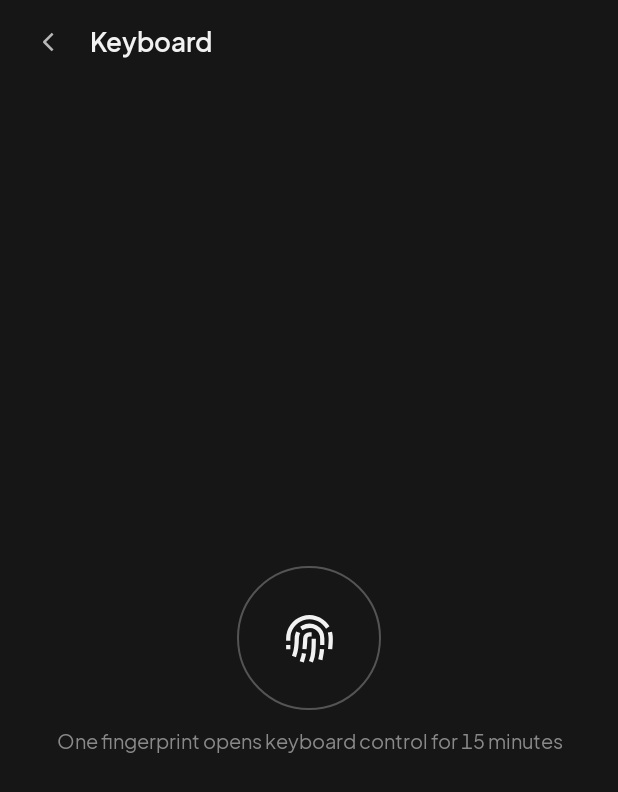
After one commit to Raindancer118/pocketsudo, an Android app: the KeyboardActivity screen opened directly, with no data from a screen before it, on a phone screen of 412 x 824 dp. The commit adds this screen. Shown: the top 792 px of the screen. Run offline under Robolectric (Android 15) with nearby library versions, the phone set to English and light mode, and no system bars.

Commit message:
feat(Deck-App-TS): Virtuelle Tastatur hinzugefügt (Text per wtype layout-unabhängig, Strg/Alt/Shift/Super als Umschalter, Sondertasten, F-Tasten, Kombinationen wie Strg+Alt+T). Tastatur braucht eine Fernsteuer-Sitzung, die ein Fingerabdruck für 15 min öffnet. BioSign für alle Fingerabdruck-Signaturen ausgelagert.

```diff
--- a/android/deck/src/main/AndroidManifest.xml
+++ b/android/deck/src/main/AndroidManifest.xml
@@ -37,6 +37,11 @@
             </intent-filter>
         </activity>
 
+        <activity
+            android:name=".KeyboardActivity"
+            android:exported="false"
+            android:windowSoftInputMode="adjustResize" />
+
         <meta-data
             android:name="firebase_messaging_auto_init_enabled"
             android:value="false" />
--- a/android/deck/src/main/java/de/raindancer118/pocketdeck/Deck.java
+++ b/android/deck/src/main/java/de/raindancer118/pocketdeck/Deck.java
@@ -48,6 +48,8 @@ final class Deck {
     private final Map<String, Callback> pending = new ConcurrentHashMap<>();
     private final Set<String> seen = new HashSet<>();
     private volatile boolean polling;
+    /** Remote-control session (keyboard, screen), as granted by the agent. */
+    volatile long sessionUntil;
     private volatile Thread poller;
     private byte[] key;
 
--- /dev/null
+++ b/android/deck/src/main/java/de/raindancer118/pocketdeck/KeyboardActivity.java
@@ -0,0 +1,279 @@
+package de.raindancer118.pocketdeck;
+
+import android.os.Bundle;
+import android.os.Handler;
+import android.os.Looper;
+import android.view.Gravity;
+import android.view.HapticFeedbackConstants;
+import android.view.View;
+import android.view.inputmethod.EditorInfo;
+import android.widget.EditText;
+import android.widget.HorizontalScrollView;
+import android.widget.LinearLayout;
+import android.widget.TextView;
+
+import androidx.appcompat.app.AppCompatActivity;
+
+import org.json.JSONException;
+import org.json.JSONObject;
+
+import java.util.LinkedHashSet;
+import java.util.Set;
+
+import de.raindancer118.pocketcore.DeckCrypto;
+
+/** Virtual keyboard: text, sticky modifiers, special keys and common shortcuts. */
+public class KeyboardActivity extends AppCompatActivity {
+    private static final String[][] SPECIAL = {
+            {"Esc", "esc"}, {"Tab", "tab"}, {"⌫", "backspace"}, {"Entf", "delete"}, {"↵", "enter"},
+            {"←", "left"}, {"↑", "up"}, {"↓", "down"}, {"→", "right"}, {"␣", "space"},
+            {"Pos1", "home"}, {"Ende", "end"}, {"Bild↑", "pageup"}, {"Bild↓", "pagedown"}, {"Druck", "print"},
+    };
+    private static final String[][] COMBOS = {
+            {"Super", "super"}, {"Strg+Alt+T", "ctrl+alt+t"}, {"Alt+Tab", "alt+tab"}, {"Strg+C", "ctrl+c"},
+            {"Strg+V", "ctrl+v"}, {"Strg+Z", "ctrl+z"}, {"Strg+S", "ctrl+s"}, {"Strg+W", "ctrl+w"},
+            {"Super+Q", "super+q"}, {"Super+Enter", "super+enter"},
+    };
+    private static final String[][] MODS = {{"Strg", "ctrl"}, {"Alt", "alt"}, {"Shift", "shift"}, {"Super", "super"}};
+
+    private Deck deck;
+    private final Set<String> held = new LinkedHashSet<>();
+    private final Handler main = new Handler(Looper.getMainLooper());
+    private View closed, opened;
+    private TextView session, message;
+    private EditText text;
+    private LinearLayout keys;
+    private final java.util.Map<String, TextView> modViews = new java.util.HashMap<>();
+    private final Runnable ticker = new Runnable() {
+        @Override
+        public void run() {
+            render();
+            main.postDelayed(this, 20_000);
+        }
+    };
+
+    @Override
+    protected void onCreate(Bundle s) {
+        super.onCreate(s);
+        setContentView(R.layout.activity_keyboard);
+        deck = Deck.get(this);
+        closed = findViewById(R.id.closed);
+        opened = findViewById(R.id.opened);
+        session = findViewById(R.id.session);
+        message = findViewById(R.id.message);
+        text = findViewById(R.id.text);
+        keys = findViewById(R.id.keys);
+        findViewById(R.id.back).setOnClickListener(v -> finish());
+        findViewById(R.id.open).setOnClickListener(v -> openSession());
+        findViewById(R.id.send).setOnClickListener(v -> typeText());
+        text.setOnEditorActionListener((v, id, e) -> {
+            if (id == EditorInfo.IME_ACTION_SEND) {
+                typeText();
+                return true;
+            }
+            return false;
+        });
+
+        section(R.string.modifiers);
+        LinearLayout mods = row();
+        for (String[] m : MODS) {
+            TextView t = key(m[0], 1f);
+            t.setOnClickListener(v -> toggle(m[1]));
+            modViews.put(m[1], t);
+            mods.addView(t);
+        }
+        section(R.string.keys);
+        for (int i = 0; i < SPECIAL.length; i += 5) {
+            LinearLayout r = row();
+            for (int j = i; j < i + 5; j++) {
+                String[] k = SPECIAL[j];
+                TextView t = key(k[0], 1f);
+                t.setOnClickListener(v -> press(k[1]));
+                r.addView(t);
+            }
+        }
+        LinearLayout fkeys = scrollRow();
+        for (int f = 1; f <= 12; f++) {
+            String name = "f" + f;
+            TextView t = key("F" + f, 0f);
+            t.setOnClickListener(v -> press(name));
+            fkeys.addView(t);
+        }
+        section(R.string.combos);
+        LinearLayout combos = scrollRow();
+        for (String[] c : COMBOS) {
+            TextView t = key(c[0], 0f);
+            t.setOnClickListener(v -> send(c[1]));
+            combos.addView(t);
+        }
+    }
+
+    @Override
+    protected void onResume() {
+        super.onResume();
+        deck.startPolling();
+        main.post(ticker);
+    }
+
+    @Override
+    protected void onPause() {
+        main.removeCallbacks(ticker);
+        super.onPause();
+    }
+
+    private void render() {
+        long left = deck.sessionUntil - System.currentTimeMillis();
+        boolean open = left > 0;
+        closed.setVisibility(open ? View.GONE : View.VISIBLE);
+        opened.setVisibility(open ? View.VISIBLE : View.GONE);
+        session.setText(open ? getString(R.string.session_left, (int) Math.ceil(left / 60000.0)) : "");
+        session.setCompoundDrawablesRelativeWithIntrinsicBounds(open ? R.drawable.dot_live : 0, 0, 0, 0);
+    }
+
+    private void openSession() {
+        DeckStore.Pairing p = deck.pairing();
+        if (p == null) return;
+        BioSign.sign(this, DeckCrypto.newMessage("session.open", "{}"), getString(R.string.bio_session, p.hostname),
+                new BioSign.Result() {
+                    @Override
+                    public void signed(DeckCrypto.Message m) {
+                        deck.send(m, (ok, err, data) -> {
+                            if (!ok) {
+                                say(err);
+                                return;
+                            }
+                            try {
+                                deck.sessionUntil = new JSONObject(data).getLong("until") * 1000;
+                            } catch (JSONException e) {
+                                deck.sessionUntil = System.currentTimeMillis() + 15 * 60_000;
+                            }
+                            render();
+                        });
+                    }
+
+                    @Override
+                    public void failed(String why) {
+                        say(why);
+                    }
+                });
+    }
+
+    private void toggle(String mod) {
+        if (!held.remove(mod)) held.add(mod);
+        refreshMods();
+    }
+
+    private void refreshMods() {
+        for (java.util.Map.Entry<String, TextView> e : modViews.entrySet()) {
+            boolean on = held.contains(e.getKey());
+            e.getValue().setBackgroundResource(on ? R.drawable.bg_key_on : R.drawable.bg_secondary);
+            e.getValue().setTextColor(getColor(on ? R.color.on_ink : R.color.text1));
+        }
+    }
+
+    /** A key with whatever modifiers are held; modifiers release after one use. */
+    private void press(String keyName) {
+        StringBuilder combo = new StringBuilder();
+        for (String m : held) combo.append(m).append('+');
+        combo.append(keyName);
+        send(combo.toString());
+        if (!held.isEmpty()) {
+            held.clear();
+            refreshMods();
+        }
+    }
+
+    private void send(String combo) {
+        keys.performHapticFeedback(HapticFeedbackConstants.KEYBOARD_TAP);
+        deck.send("key", json("combo", combo), (ok, err, data) -> {
+            if (!ok) {
+                say(err);
+                if (err != null && err.contains("fingerprint")) deck.sessionUntil = 0;
+                render();
+            }
+        });
+    }
+
+    private void typeText() {
+        String t = text.getText().toString();
+        if (t.isEmpty()) return;
+        if (!held.isEmpty() && t.length() == 1) {
+            // a single character with modifiers held is a shortcut, e.g. Strg + c
+            press(t.toLowerCase(java.util.Locale.ROOT));
+            text.setText("");
+            return;
+        }
+        deck.send("type", json("text", t), (ok, err, data) -> {
+            if (ok) {
+                text.setText("");
+                say(getString(R.string.sent));
+            } else {
+                say(err);
+            }
+        });
+    }
+
+    // ---- view helpers ----
+
+    private void section(int label) {
+        TextView t = new TextView(this, null, 0, R.style.Text_Small);
+        t.setText(label);
+        LinearLayout.LayoutParams lp = new LinearLayout.LayoutParams(-1, -2);
+        lp.topMargin = dp(24);
+        lp.bottomMargin = dp(8);
+        keys.addView(t, lp);
+    }
+
+    private LinearLayout row() {
+        LinearLayout r = new LinearLayout(this);
+        r.setOrientation(LinearLayout.HORIZONTAL);
+        LinearLayout.LayoutParams lp = new LinearLayout.LayoutParams(-1, -2);
+        lp.bottomMargin = dp(8);
+        keys.addView(r, lp);
+        return r;
+    }
+
+    private LinearLayout scrollRow() {
+        HorizontalScrollView sv = new HorizontalScrollView(this);
+        sv.setHorizontalScrollBarEnabled(false);
+        LinearLayout r = new LinearLayout(this);
+        r.setOrientation(LinearLayout.HORIZONTAL);
+        sv.addView(r);
+        LinearLayout.LayoutParams lp = new LinearLayout.LayoutParams(-1, -2);
+        lp.bottomMargin = dp(8);
+        keys.addView(sv, lp);
+        return r;
+    }
+
+    private TextView key(String label, float weight) {
+        TextView t = new TextView(this, null, 0, R.style.Text);
+        t.setText(label);
+        t.setGravity(Gravity.CENTER);
+        t.setTextSize(14);
+        t.setBackgroundResource(R.drawable.bg_secondary);
+        t.setMinWidth(weight == 0 ? dp(64) : 0);
+        t.setPadding(dp(12), 0, dp(12), 0);
+        t.setStateListAnimator(android.animation.AnimatorInflater.loadStateListAnimator(this, R.animator.press));
+        LinearLayout.LayoutParams lp = new LinearLayout.LayoutParams(weight == 0 ? -2 : 0, dp(44), weight);
+        lp.setMarginEnd(dp(6));
+        t.setLayoutParams(lp);
+        return t;
+    }
+
+    private String json(String k, String v) {
+        try {
+            return new JSONObject().put(k, v).toString();
+        } catch (JSONException e) {
+            return "{}";
+        }
+    }
+
+    private void say(String s) {
+        message.setVisibility(s == null ? View.GONE : View.VISIBLE);
+        message.setText(s);
+    }
+
+    private int dp(int v) {
+        return Math.round(v * getResources().getDisplayMetrics().density);
+    }
+}
--- a/android/deck/src/main/java/de/raindancer118/pocketdeck/MainActivity.java
+++ b/android/deck/src/main/java/de/raindancer118/pocketdeck/MainActivity.java
@@ -125,6 +125,7 @@ public class MainActivity extends AppCompatActivity {
         row(R.id.clip_get, R.drawable.ic_clip, this::clipGet);
         row(R.id.clip_send, R.drawable.ic_clip, this::clipSend);
         row(R.id.open_link, R.drawable.ic_link, this::openLink);
+        row(R.id.keyboard, R.drawable.ic_keyboard, () -> startActivity(new Intent(this, KeyboardActivity.class)));
     }
 
     @Override
--- /dev/null
+++ b/android/deck/src/main/res/drawable/bg_key_on.xml
@@ -0,0 +1,4 @@
+<?xml version="1.0" encoding="utf-8"?>
+<shape xmlns:android="http://schemas.android.com/apk/res/android">
+    <solid android:color="@color/ink" /><corners android:radius="@dimen/radius" />
+</shape>
--- /dev/null
+++ b/android/deck/src/main/res/drawable/ic_keyboard.xml
@@ -0,0 +1,6 @@
+<?xml version="1.0" encoding="utf-8"?>
+<vector xmlns:android="http://schemas.android.com/apk/res/android"
+    android:width="20dp" android:height="20dp" android:viewportWidth="24" android:viewportHeight="24">
+    <path android:pathData="M2 5h20v14h-20zM6 9h.01M10 9h.01M14 9h.01M18 9h.01M7 15h10" android:strokeColor="@color/text1"
+        android:strokeWidth="2" android:strokeLineCap="square" android:strokeLineJoin="round" android:fillColor="#00000000" />
+</vector>
--- /dev/null
+++ b/android/deck/src/main/res/layout/activity_keyboard.xml
@@ -0,0 +1,121 @@
+<?xml version="1.0" encoding="utf-8"?>
+<LinearLayout xmlns:android="http://schemas.android.com/apk/res/android"
+    android:layout_width="match_parent"
+    android:layout_height="match_parent"
+    android:fitsSystemWindows="true"
+    android:orientation="vertical">
+
+    <LinearLayout
+        android:layout_width="match_parent"
+        android:layout_height="56dp"
+        android:gravity="center_vertical"
+        android:paddingStart="8dp"
+        android:paddingEnd="20dp">
+
+        <ImageButton
+            android:id="@+id/back"
+            android:layout_width="48dp"
+            android:layout_height="48dp"
+            android:background="@drawable/bg_link"
+            android:contentDescription="@string/back"
+            android:src="@drawable/ic_back" />
+
+        <TextView
+            style="@style/Text.Wordmark"
+            android:layout_width="0dp"
+            android:layout_height="wrap_content"
+            android:layout_marginStart="4dp"
+            android:layout_weight="1"
+            android:text="@string/keyboard" />
+
+        <TextView
+            android:id="@+id/session"
+            style="@style/Text.Small"
+            android:layout_width="wrap_content"
+            android:layout_height="wrap_content"
+            android:drawablePadding="6dp" />
+    </LinearLayout>
+
+    <!-- closed: one fingerprint opens keyboard (and later screen) control -->
+    <LinearLayout
+        android:id="@+id/closed"
+        android:layout_width="match_parent"
+        android:layout_height="0dp"
+        android:layout_weight="1"
+        android:gravity="center"
+        android:orientation="vertical"
+        android:padding="28dp">
+
+        <ImageButton
+            android:id="@+id/open"
+            android:layout_width="96dp"
+            android:layout_height="96dp"
+            android:background="@drawable/bg_circle"
+            android:contentDescription="@string/session_open"
+            android:src="@drawable/ic_fp_big"
+            android:stateListAnimator="@animator/press" />
+
+        <TextView
+            style="@style/Text.Small"
+            android:layout_width="wrap_content"
+            android:layout_height="wrap_content"
+            android:layout_marginTop="12dp"
+            android:gravity="center"
+            android:text="@string/session_open_hint" />
+    </LinearLayout>
+
+    <ScrollView
+        android:id="@+id/opened"
+        android:layout_width="match_parent"
+        android:layout_height="0dp"
+        android:layout_weight="1"
+        android:visibility="gone">
+
+        <LinearLayout
+            android:id="@+id/keys"
+            android:layout_width="match_parent"
+            android:layout_height="wrap_content"
+            android:orientation="vertical"
+            android:paddingStart="16dp"
+            android:paddingEnd="16dp"
+            android:paddingBottom="24dp">
+
+            <LinearLayout
+                android:layout_width="match_parent"
+                android:layout_height="wrap_content"
+                android:gravity="center_vertical">
+
+                <EditText
+                    android:id="@+id/text"
+                    style="@style/Text"
+                    android:layout_width="0dp"
+                    android:layout_height="48dp"
+                    android:layout_weight="1"
+                    android:autofillHints=""
+                    android:background="@drawable/bg_secondary"
+                    android:hint="@string/type_hint"
+                    android:imeOptions="actionSend"
+                    android:inputType="text"
+                    android:paddingStart="12dp"
+                    android:paddingEnd="12dp"
+                    android:textColorHint="@color/text3" />
+
+                <TextView
+                    android:id="@+id/send"
+                    style="@style/Button.Primary"
+                    android:layout_width="wrap_content"
+                    android:layout_marginStart="8dp"
+                    android:text="@string/type_send" />
+            </LinearLayout>
+
+            <TextView
+                android:id="@+id/message"
+                style="@style/Text.Small"
+                android:layout_width="match_parent"
+                android:layout_height="wrap_content"
+                android:layout_marginTop="8dp"
+                android:gravity="center"
+                android:visibility="gone" />
+        </LinearLayout>
+    </ScrollView>
+</LinearLayout>
--- a/android/deck/src/main/res/layout/view_remote.xml
+++ b/android/deck/src/main/res/layout/view_remote.xml
@@ -94,6 +94,8 @@
         <View android:layout_width="match_parent" android:layout_height="1px" android:background="@color/line" />
         <TextView android:id="@+id/open_link" style="@style/Row" android:text="@string/open_link" />
         <View android:layout_width="match_parent" android:layout_height="1px" android:background="@color/line" />
+        <TextView android:id="@+id/keyboard" style="@style/Row" android:text="@string/open_keyboard" />
+        <View android:layout_width="match_parent" android:layout_height="1px" android:background="@color/line" />
 
         <TextView
             android:id="@+id/remote_message"
--- a/android/deck/src/main/res/values/strings.xml
+++ b/android/deck/src/main/res/values/strings.xml
@@ -47,4 +47,17 @@
     <string name="pair_wrong_host">The computer\'s key doesn\'t match the code, aborted</string>
     <string name="pair_used">Code already used, start pair again on the computer</string>
     <string name="done">Done</string>
+    <string name="keyboard">Keyboard</string>
+    <string name="back">Back</string>
+    <string name="session_open">Open remote control</string>
+    <string name="session_open_hint">One fingerprint opens keyboard control for 15 minutes</string>
+    <string name="session_left">%1$d min</string>
+    <string name="bio_session">Remote control for %1$s</string>
+    <string name="type_hint">Type text …</string>
+    <string name="type_send">Type</string>
+    <string name="modifiers">Hold</string>
+    <string name="keys">Keys</string>
+    <string name="combos">Shortcuts</string>
+    <string name="sent">Sent</string>
+    <string name="open_keyboard">Keyboard</string>
 </resources>
```
Also changed, not shown: android/deck/src/main/java/de/raindancer118/pocketdeck/BioSign.java (added, +69 -0 lines), 193 other files.
